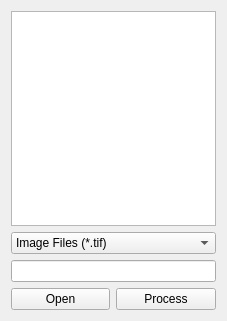
Before: the Qt Designer form source/qxrdfilebrowser.ui in guyjennings/qxrd, drawn with Qt 5.
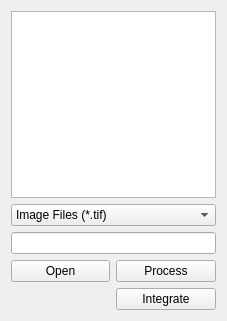
After: the same form once the commit is applied.

Commit message: Added 'integrate' button to file browser

Diff of the .ui file:
```diff
--- a/source/qxrdfilebrowser.ui
+++ b/source/qxrdfilebrowser.ui
@@ -67,6 +67,16 @@
      </property>
     </widget>
    </item>
+   <item row="4" column="1">
+    <widget class="QPushButton" name="m_IntegrateButton">
+     <property name="toolTip">
+      <string>Integrate selected files</string>
+     </property>
+     <property name="text">
+      <string>Integrate</string>
+     </property>
+    </widget>
+   </item>
   </layout>
  </widget>
  <resources/>
```
Left out of the diff: 12 changed lines with no effect on the pictures. The commit also changes 1 other file.
